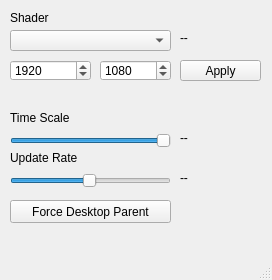
First picture: the form in main.ui, repository elizabwth/win-shader-wallpaper, before the edit.
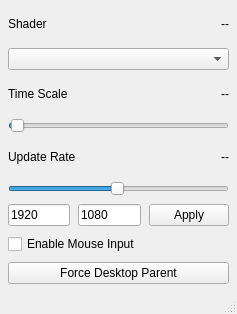
Second picture: the form after the edit.

Commit message: dark theme, mouse input toggle, local repo of shaders dump

Diff of the .ui file:
```diff
--- a/main.ui
+++ b/main.ui
@@ -6,132 +6,131 @@
    <rect>
     <x>0</x>
     <y>0</y>
-    <width>272</width>
-    <height>280</height>
+    <width>237</width>
+    <height>314</height>
    </rect>
   </property>
   <property name="windowTitle">
    <string>MainWindow</string>
   </property>
   <widget class="QWidget" name="centralwidget">
-   <widget class="QSlider" name="timescaleSlider">
-    <property name="geometry">
-     <rect>
-      <x>10</x>
-      <y>130</y>
-      <width>161</width>
-      <height>22</height>
-     </rect>
+   <layout class="QVBoxLayout" name="verticalLayout_4">
+    <property name="spacing">
+     <number>8</number>
     </property>
-    <property name="minimum">
-     <number>-100</number>
+    <property name="leftMargin">
+     <number>8</number>
     </property>
-    <property name="maximum">
-     <number>100</number>
+    <property name="topMargin">
+     <number>8</number>
     </property>
-    <property name="singleStep">
-     <number>1</number>
+    <property name="rightMargin">
+     <number>8</number>
     </property>
-    <property name="pageStep">
-     <number>10</number>
+    <property name="bottomMargin">
+     <number>8</number>
     </property>
-    <property name="value">
-     <number>100</number>
-    </property>
-    <property name="orientation">
-     <enum>Qt::Horizontal</enum>
-    </property>
-    <property name="invertedAppearance">
-     <bool>false</bool>
-    </property>
-    <property name="tickInterval">
-     <number>0</number>
-    </property>
-   </widget>
-   <widget class="QComboBox" name="shaderComboBox">
-    <property name="geometry">
-     <rect>
-      <x>10</x>
-      <y>30</y>
-      <width>161</width>
-      <height>21</height>
-     </rect>
-    </property>
-   </widget>
-   <widget class="QLabel" name="label">
-    <property name="geometry">
-     <rect>
-      <x>10</x>
-      <y>110</y>
-      <width>91</width>
-      <height>16</height>
-     </rect>
-    </property>
-    <property name="text">
-     <string>Time Scale</string>
-    </property>
-   </widget>
+    <item>
+     <layout class="QVBoxLayout" name="verticalLayout">
+      <item>
+       <layout class="QHBoxLayout" name="horizontalLayout">
+        <item>
    <widget class="QLabel" name="label_2">
-    <property name="geometry">
-     <rect>
-      <x>10</x>
-      <y>10</y>
-      <width>91</width>
-      <height>16</height>
-     </rect>
-    </property>
     <property name="text">
      <string>Shader</string>
     </property>
    </widget>
-   <widget class="QLabel" name="timescaleLabel">
-    <property name="geometry">
-     <rect>
-      <x>180</x>
-      <y>130</y>
-      <width>81</width>
-      <height>16</height>
-     </rect>
-    </property>
-    <property name="text">
-     <string>--</string>
-    </property>
-   </widget>
+        </item>
+        <item>
    <widget class="QLabel" name="currentShaderLabel">
-    <property name="geometry">
-     <rect>
-      <x>180</x>
-      <y>30</y>
-      <width>81</width>
-      <height>16</height>
-     </rect>
-    </property>
+          <property name="text">
+           <string>--</string>
+          </property>
+          <property name="alignment">
+           <set>Qt::AlignRight|Qt::AlignTrailing|Qt::AlignVCenter</set>
+          </property>
+         </widget>
+        </item>
+       </layout>
+      </item>
+      <item>
+       <widget class="QComboBox" name="shaderComboBox"/>
+      </item>
+      <item>
+       <layout class="QHBoxLayout" name="horizontalLayout_2">
+        <property name="sizeConstraint">
+         <enum>QLayout::SetDefaultConstraint</enum>
+        </property>
+        <item>
+         <widget class="QLabel" name="label">
     <property name="text">
+           <string>Time Scale</string>
+          </property>
+         </widget>
+        </item>
+        <item>
+         <widget class="QLabel" name="timescaleLabel">
+          <property name="text">
      <string>--</string>
     </property>
-   </widget>
+          <property name="alignment">
+           <set>Qt::AlignRight|Qt::AlignTrailing|Qt::AlignVCenter</set>
+          </property>
+         </widget>
+        </item>
+       </layout>
+      </item>
+      <item>
+       <widget class="QSlider" name="timescaleSlider">
+        <property name="minimum">
+         <number>1</number>
+        </property>
+        <property name="maximum">
+         <number>1000</number>
+        </property>
+        <property name="singleStep">
+         <number>1</number>
+        </property>
+        <property name="pageStep">
+         <number>10</number>
+        </property>
+        <property name="value">
+         <number>10</number>
+        </property>
+        <property name="orientation">
+         <enum>Qt::Horizontal</enum>
+        </property>
+        <property name="invertedAppearance">
+         <bool>false</bool>
+        </property>
+        <property name="tickInterval">
+         <number>0</number>
+        </property>
+       </widget>
+      </item>
+      <item>
+       <layout class="QHBoxLayout" name="horizontalLayout_3">
+        <item>
    <widget class="QLabel" name="label_3">
-    <property name="geometry">
-     <rect>
-      <x>10</x>
-      <y>150</y>
-      <width>91</width>
-      <height>16</height>
-     </rect>
-    </property>
     <property name="text">
      <string>Update Rate</string>
     </property>
    </widget>
+        </item>
+        <item>
+         <widget class="QLabel" name="updateRateLabel">
+          <property name="text">
+           <string>--</string>
+          </property>
+          <property name="alignment">
+           <set>Qt::AlignRight|Qt::AlignTrailing|Qt::AlignVCenter</set>
+          </property>
+         </widget>
+        </item>
+       </layout>
+      </item>
+      <item>
    <widget class="QSlider" name="updateRateSlider">
-    <property name="geometry">
-     <rect>
-      <x>10</x>
-      <y>170</y>
-      <width>161</width>
-      <height>22</height>
-     </rect>
-    </property>
     <property name="minimum">
      <number>1</number>
     </property>
@@ -157,80 +156,53 @@
      <number>0</number>
     </property>
    </widget>
-   <widget class="QLabel" name="updateRateLabel">
-    <property name="geometry">
-     <rect>
-      <x>180</x>
-      <y>170</y>
-      <width>81</width>
-      <height>16</height>
-     </rect>
-    </property>
+      </item>
+      <item>
+       <layout class="QHBoxLayout" name="horizontalLayout_4">
+        <item>
+         <widget class="QLineEdit" name="resWidth">
     <property name="text">
-     <string>--</string>
-    </property>
-   </widget>
-   <widget class="QPushButton" name="forceButton">
-    <property name="geometry">
-     <rect>
-      <x>10</x>
-      <y>200</y>
-      <width>161</width>
-      <height>23</height>
-     </rect>
-    </property>
+           <string>1920</string>
+          </property>
+         </widget>
+        </item>
+        <item>
+         <widget class="QLineEdit" name="resHeight">
     <property name="text">
-     <string>Force Desktop Parent</string>
-    </property>
-   </widget>
-   <widget class="QSpinBox" name="resWidth">
-    <property name="geometry">
-     <rect>
-      <x>10</x>
-      <y>60</y>
-      <width>81</width>
-      <height>21</height>
-     </rect>
-    </property>
-    <property name="minimum">
-     <number>1</number>
-    </property>
-    <property name="maximum">
-     <number>9999999</number>
-    </property>
-    <property name="value">
-     <number>1920</number>
-    </property>
-   </widget>
-   <widget class="QSpinBox" name="resHeight">
-    <property name="geometry">
-     <rect>
-      <x>100</x>
-      <y>60</y>
-      <width>71</width>
-      <height>21</height>
-     </rect>
-    </property>
-    <property name="maximum">
-     <number>9999999</number>
-    </property>
-    <property name="value">
-     <number>1080</number>
-    </property>
-   </widget>
+           <string>1080</string>
+          </property>
+         </widget>
+        </item>
+        <item>
    <widget class="QPushButton" name="setResButton">
-    <property name="geometry">
-     <rect>
-      <x>180</x>
-      <y>60</y>
-      <width>81</width>
-      <height>21</height>
-     </rect>
-    </property>
     <property name="text">
      <string>Apply</string>
     </property>
    </widget>
+        </item>
+       </layout>
+      </item>
+     </layout>
+    </item>
+    <item>
+     <widget class="QCheckBox" name="mouseCheckBox">
+      <property name="text">
+       <string>Enable Mouse Input</string>
+      </property>
+     </widget>
+    </item>
+    <item>
+     <widget class="QPushButton" name="forceButton">
+      <property name="text">
+       <string>Force Desktop Parent</string>
+      </property>
+     </widget>
+    </item>
+   </layout>
+   <zorder>verticalLayoutWidget</zorder>
+   <zorder>label</zorder>
+   <zorder>forceButton</zorder>
+   <zorder>mouseCheckBox</zorder>
   </widget>
   <widget class="QStatusBar" name="statusbar"/>
  </widget>
```
Left out of the diff: 2 changed lines with no effect on the pictures. Lines whose indentation alone changed are shown as unchanged. The commit also changes 537 other files.
